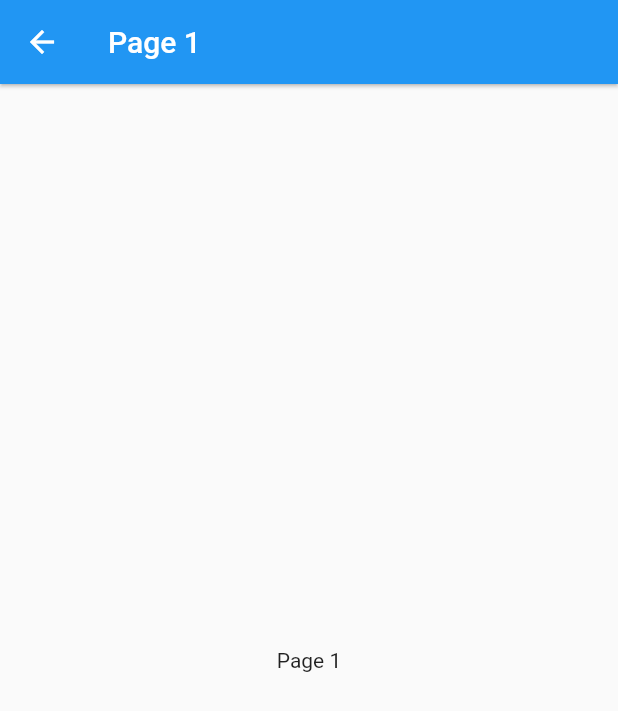
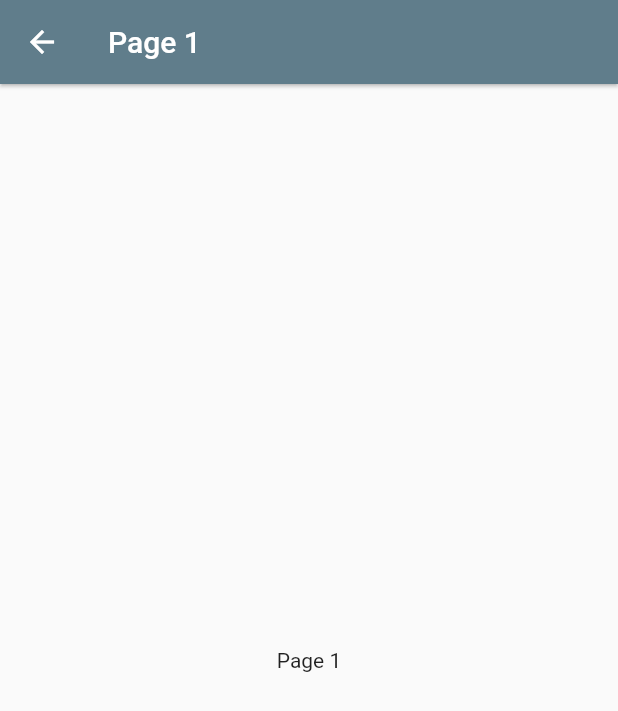
Before and after one commit to ginaldolaranjeiras/dolman_app, a Flutter app: the screen it shows after launch, in the side drawer, after a tap on "Pedidos", on a phone screen of 412 x 824 dp. Shown: the top 711 px of the screen. Run offline on Flutter 3.47's test engine with Material 2 defaults, Android fonts, the phone set to English and light mode, and no system bars.

Commit message:
Pequenos Ajustes

```diff
--- a/lib/ui/pages/guias.dart
+++ b/lib/ui/pages/guias.dart
@@ -1,6 +1,11 @@
 import 'package:flutter/material.dart';
 
 import 'newpagefromdrawer.dart';
+
+final String titlepedidos = 'Pedidos';
+final String titlemensagens = 'Mensagens';
+final String titleconf = 'Configurações';
+final String titlehelp = 'Ajuda';
 
 
 final SnackBar snackBar = const SnackBar(content: Text('Botão Clicado.'));
@@ -39,25 +44,25 @@ class DolmanTabs extends StatelessWidget {
               ),
               ListTile(
                 title: Text(
-                  'Pedidos'
+                  ('$titlepedidos')
                 ),
                 onTap: () => Navigator.of(context).push(NewPage(1)),
               ),
               ListTile(
                 title: Text(
-                  'Mensagens'
+                  ('$titlemensagens')
                 ),
                 onTap: () => Navigator.of(context).push(NewPage(2)),
               ),
               ListTile(
                 title: Text(
-                  'Configurações'
+                  ('$titleconf')
                 ),
                 onTap: () => Navigator.of(context).push(NewPage(3)),
               ),
               ListTile(
                 title: Text(
-                  'Ajuda'
+                  ('$titlehelp')
                 ),
                 onTap: () => Navigator.of(context).push(NewPage(4)),
               )
@@ -72,7 +77,7 @@ class DolmanTabs extends StatelessWidget {
           actions: <Widget>[
 
             IconButton(
-              icon: const Icon(Icons.message),
+              icon: const Icon(Icons.notifications),
               tooltip: 'Mensagens',
               onPressed: () {
 
--- a/lib/ui/pages/newpagefromdrawer.dart
+++ b/lib/ui/pages/newpagefromdrawer.dart
@@ -6,6 +6,7 @@ class NewPage extends MaterialPageRoute<Null> {
       : super(builder: (BuildContext context){
         return Scaffold(
           appBar: AppBar(
+            backgroundColor: Colors.blueGrey,
             title: Text('Page $id'),
             elevation: 1.0,
           ),
```
